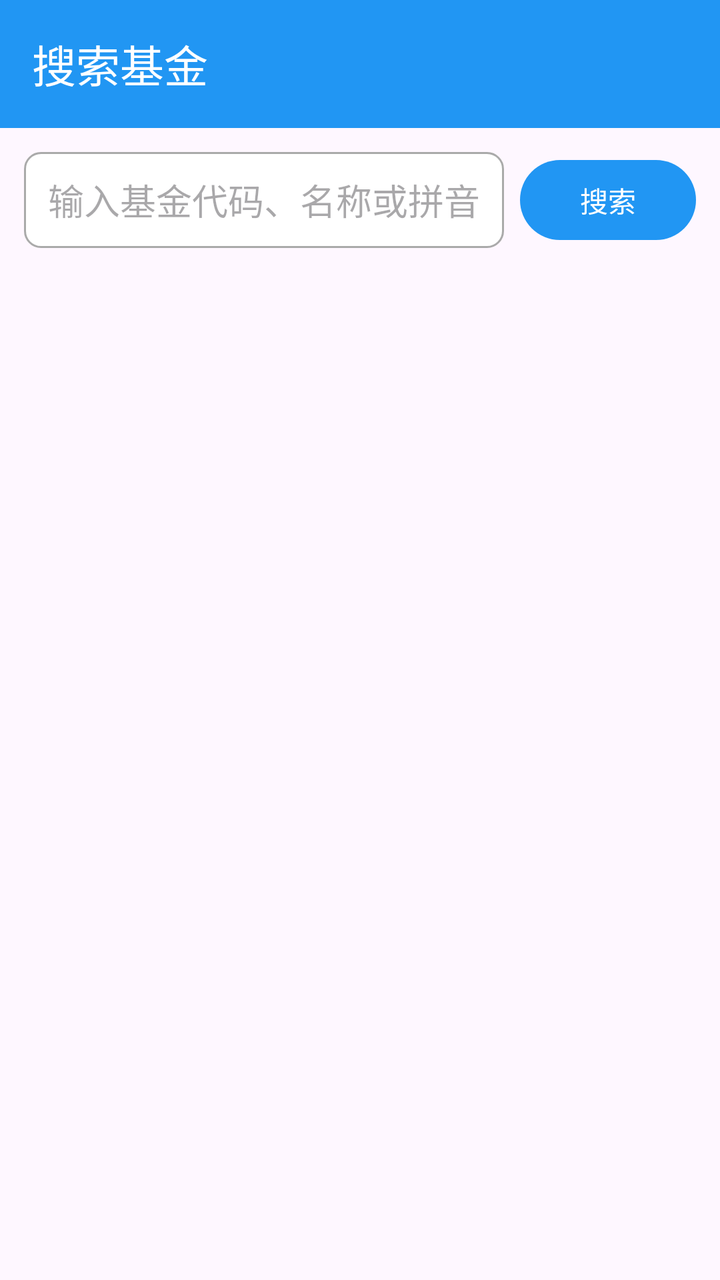
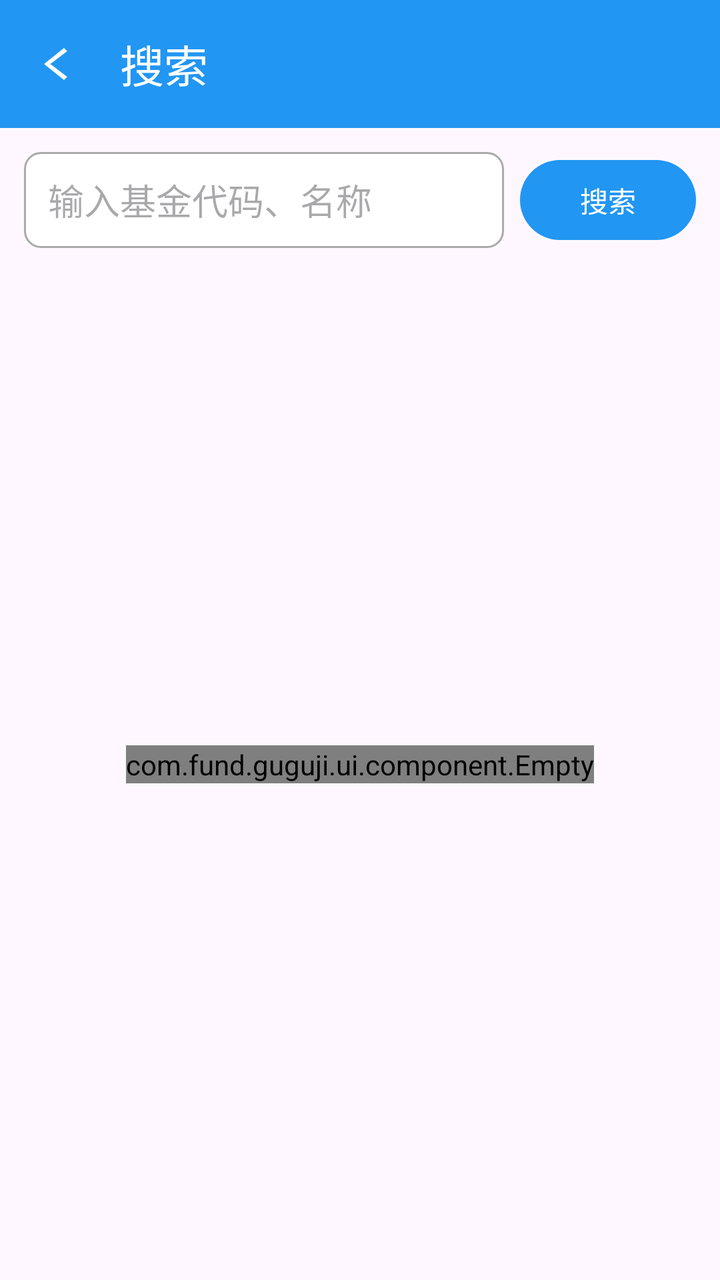

An Android layout rendered at two revisions. The XML below is the earlier revision; the diff shows what the commit changed to produce the second picture.
<!-- AndroidManifest.xml: application theme Theme.Guguji -->
<!-- res/layout/activity_search.xml -->
<?xml version="1.0" encoding="utf-8"?>
<androidx.constraintlayout.widget.ConstraintLayout xmlns:android="http://schemas.android.com/apk/res/android"
    xmlns:app="http://schemas.android.com/apk/res-auto"
    android:layout_width="match_parent"
    android:layout_height="match_parent">

    <androidx.appcompat.widget.Toolbar
        android:id="@+id/toolbar"
        android:layout_width="0dp"
        android:layout_height="?attr/actionBarSize"
        android:background="?attr/colorPrimary"
        android:theme="@style/ThemeOverlay.AppCompat.Dark.ActionBar"
        app:title="搜索基金"
        app:layout_constraintTop_toTopOf="parent"
        app:layout_constraintStart_toStartOf="parent"
        app:layout_constraintEnd_toEndOf="parent" />

    <LinearLayout
        android:id="@+id/search_bar"
        android:layout_width="0dp"
        android:layout_height="48dp"
        android:layout_margin="12dp"
        android:orientation="horizontal"
        app:layout_constraintTop_toBottomOf="@id/toolbar"
        app:layout_constraintStart_toStartOf="parent"
        app:layout_constraintEnd_toEndOf="parent">

        <EditText
            android:id="@+id/edit_search"
            android:layout_width="0dp"
            android:layout_height="match_parent"
            android:layout_weight="1"
            android:hint="输入基金代码、名称或拼音"
            android:inputType="text"
            android:imeOptions="actionSearch"
            android:singleLine="true"
            android:background="@drawable/bg_search_input"
            android:paddingHorizontal="12dp" />

        <Button
            android:id="@+id/btn_search"
            android:layout_width="wrap_content"
            android:layout_height="match_parent"
            android:text="搜索"
            android:layout_marginStart="8dp" />

    </LinearLayout>

    <androidx.recyclerview.widget.RecyclerView
        android:id="@+id/recycler_search_results"
        android:layout_width="0dp"
        android:layout_height="0dp"
        android:clipToPadding="false"
        android:padding="8dp"
        app:layout_constraintTop_toBottomOf="@id/search_bar"
        app:layout_constraintBottom_toBottomOf="parent"
        app:layout_constraintStart_toStartOf="parent"
        app:layout_constraintEnd_toEndOf="parent" />

</androidx.constraintlayout.widget.ConstraintLayout>
<!-- resources referenced by this layout -->
<resources>
  <!-- drawable bg_search_input (drawable) -->
  <?xml version="1.0" encoding="utf-8"?>
  <shape xmlns:android="http://schemas.android.com/apk/res/android"
      android:shape="rectangle">
      <solid android:color="@android:color/white" />
      <stroke android:width="1dp" android:color="@android:color/darker_gray" />
      <corners android:radius="8dp" />
  </shape>
  <style name="Theme.Guguji" parent="Base.Theme.Guguji" />
  <style name="Base.Theme.Guguji" parent="Theme.Material3.DayNight.NoActionBar">
          <item name="colorPrimary">#FF2196F3</item>
          <item name="colorOnPrimary">#FFFFFFFF</item>
          <item name="colorPrimaryContainer">#FFBBDEFB</item>
          <item name="colorSecondary">#FF03A9F4</item>
          <item name="colorSurface">#FFFFFFFF</item>
          <item name="colorOnSurface">#FF1C1B1F</item>
          <item name="android:statusBarColor">#FF1976D2</item>
      </style>
</resources>

<!-- the commit's change to res/layout/activity_search.xml (unified diff, before → after) -->
@@ -10,7 +10,9 @@
         android:layout_height="?attr/actionBarSize"
         android:background="?attr/colorPrimary"
         android:theme="@style/ThemeOverlay.AppCompat.Dark.ActionBar"
-        app:title="搜索基金"
+        app:title="搜索"
+        app:navigationIcon="@drawable/ic_arrow_back"
+        app:navigationIconTint="@android:color/white"
         app:layout_constraintTop_toTopOf="parent"
         app:layout_constraintStart_toStartOf="parent"
         app:layout_constraintEnd_toEndOf="parent" />
@@ -30,7 +32,7 @@
             android:layout_width="0dp"
             android:layout_height="match_parent"
             android:layout_weight="1"
-            android:hint="输入基金代码、名称或拼音"
+            android:hint="输入基金代码、名称"
             android:inputType="text"
             android:imeOptions="actionSearch"
             android:singleLine="true"
@@ -57,4 +59,14 @@
         app:layout_constraintStart_toStartOf="parent"
         app:layout_constraintEnd_toEndOf="parent" />
 
+    <com.fund.guguji.ui.component.Empty
+        android:id="@+id/empty_state"
+        android:layout_width="wrap_content"
+        android:layout_height="wrap_content"
+        android:visibility="visible"
+        app:layout_constraintTop_toBottomOf="@id/search_bar"
+        app:layout_constraintBottom_toBottomOf="parent"
+        app:layout_constraintStart_toStartOf="parent"
+        app:layout_constraintEnd_toEndOf="parent" />
+
 </androidx.constraintlayout.widget.ConstraintLayout>
<!-- resource entries referenced after the edit -->
@@ -8,6 +8,17 @@
       <stroke android:width="1dp" android:color="@android:color/darker_gray" />
       <corners android:radius="8dp" />
   </shape>
+  <!-- drawable ic_arrow_back (drawable) -->
+  <vector xmlns:android="http://schemas.android.com/apk/res/android"
+      android:width="24dp"
+      android:height="24dp"
+      android:viewportWidth="960"
+      android:viewportHeight="960"
+      android:tint="?attr/colorControlNormal">
+    <path
+        android:fillColor="@android:color/white"
+        android:pathData="M640,160L240,480L640,800L704,736L368,480L704,224L640,160Z"/>
+  </vector>
   <style name="Theme.Guguji" parent="Base.Theme.Guguji" />
   <style name="Base.Theme.Guguji" parent="Theme.Material3.DayNight.NoActionBar">
           <item name="colorPrimary">#FF2196F3</item>
